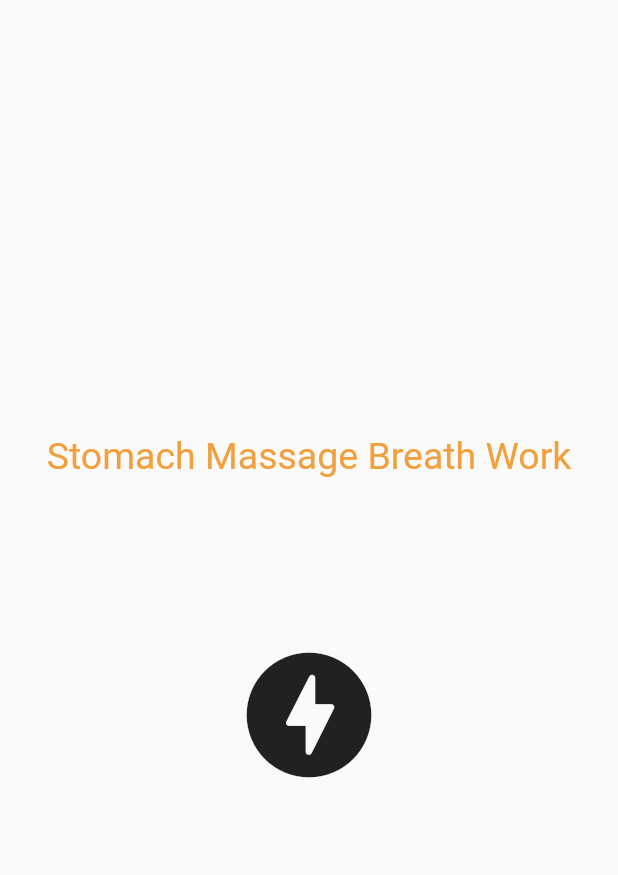
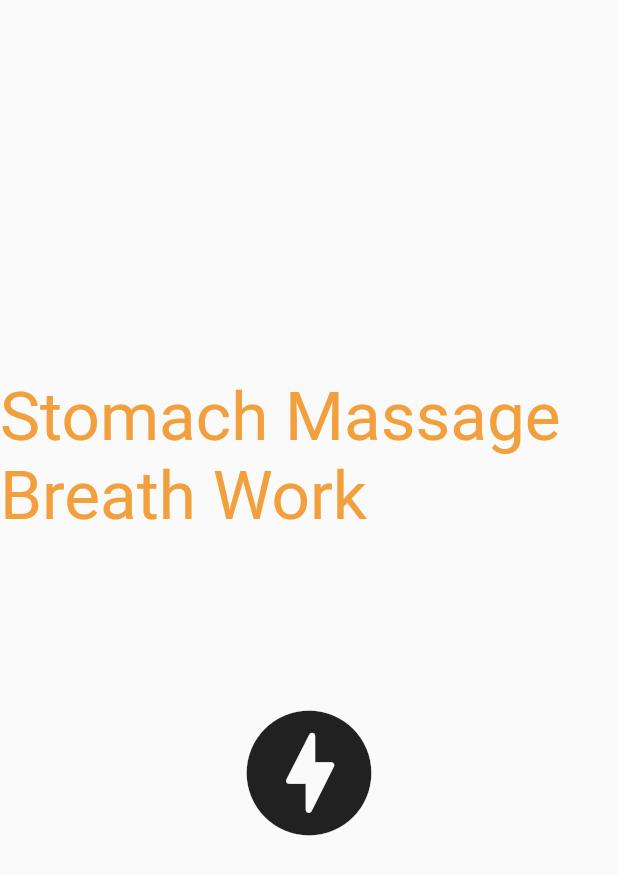
Before and after one commit to janarth10/freetime-flutter, a Flutter app: the screen it shows after launch, after a tap on the "offline bolt" icon, on a phone screen of 412 x 824 dp. Shown: the top 875 px of the screen. Run offline on Flutter 3.47's test engine with Material 2 defaults, Android fonts, the phone set to English and light mode, and no system bars; Roboto replaces fonts that are missing (ZCOOLKuaiLe).

Commit message:
adding random custom fonts. goal was to use random ones until I decide what I liked

```diff
--- a/lib/main.dart
+++ b/lib/main.dart
@@ -35,7 +35,20 @@ final activitiesList = [
   'Stomach Massage Breath Work',
   'Box Breath Work',
 ];
+final fontFamilies = [
+  'CabinSketch',
+  'Playball',
+  'CinzelDecorative',
+  'LobsterTwo',
+  'Monoton',
+  'MountainsofChristmas',
+  'PressStart2p',
+  'YeonSung',
+  'ZCOOLKuaiLe',
+];
+
 String freeTimeChoice = activitiesList[0];
+String randomFontFamily = fontFamilies[0];
 
 Color hexToColor(String code) {
   return new Color(int.parse(code.substring(1, 7), radix: 16) + 0xFF000000);
@@ -49,7 +62,11 @@ class _FreeTimeState extends State<FreeTime> {
       children: <Widget>[
         Text(
           freeTimeChoice,
-          style: TextStyle(color: hexToColor("#f2a03d"), fontSize: 25.0)
+          style: TextStyle(
+            color: hexToColor("#f2a03d"),
+            fontSize: 45.0,
+            fontFamily: randomFontFamily
+          )
         ),
         Padding(padding: EdgeInsets.only(top: 100.0)),
         IconButton(
@@ -59,8 +76,12 @@ class _FreeTimeState extends State<FreeTime> {
           onPressed: () {
             setState(() {
               Random rnd = new Random();
-              print(activitiesList.length);
+
               freeTimeChoice = activitiesList[rnd.nextInt(activitiesList.length)];
+              randomFontFamily = fontFamilies[rnd.nextInt(fontFamilies.length)];
+
+              print(freeTimeChoice);
+              print(randomFontFamily);
             });
           },
         ),
```
Also changed, not shown: pubspec.yaml (+28 -11 lines), fonts/CabinSketch-Regular.ttf (added), fonts/CinzelDecorative-Regular.ttf (added), fonts/LobsterTwo-Regular.ttf (added), fonts/Monoton-Regular.ttf (added), fonts/MountainsofChristmas-Regular.ttf (added), fonts/Playball-Regular.ttf (added), fonts/PressStart2P-Regular.ttf (added), 2 other files.
